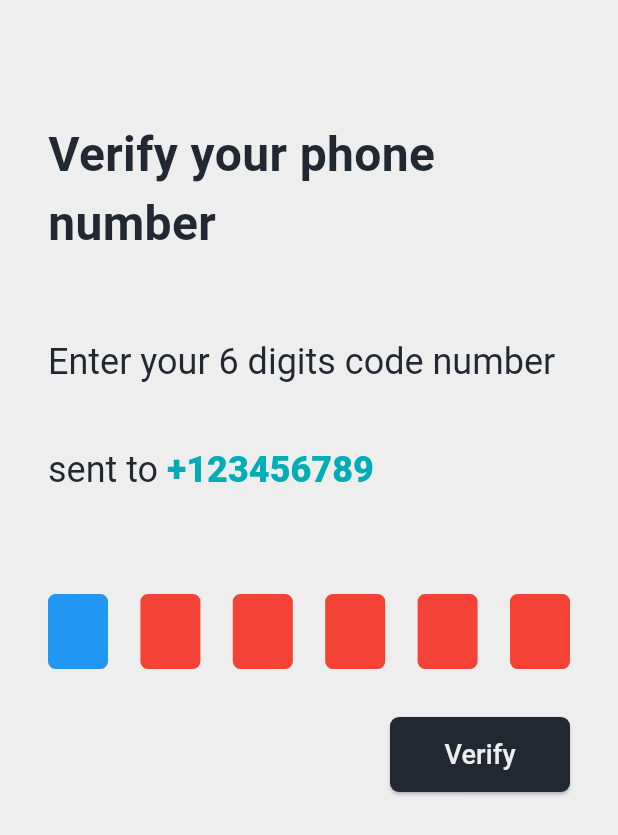
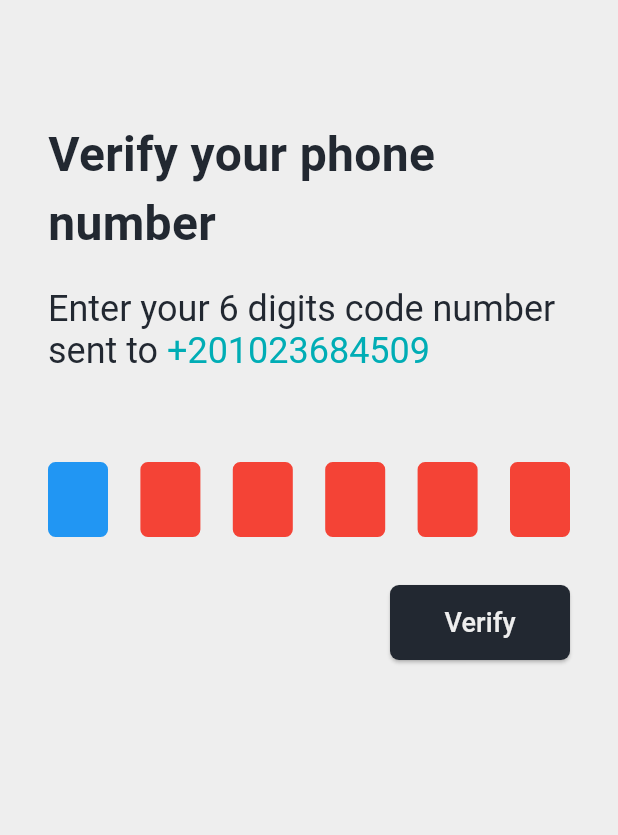
Before and after one commit to eng-abdallahyasser/My-Destinations-App, a Flutter app: the OtpScreen screen opened directly, on a phone screen of 412 x 824 dp. Shown: the top 835 px of the screen. Run offline on Flutter 3.47's test engine with Material 3 defaults, Android fonts, the phone set to English and light mode, and no system bars; drawn by our look-alikes of pin_code_fields; our stand-ins replace firebase_core; accounts and stored records are empty.

Commit message:
"Updated login and OTP screens with hardcoded phone number, and modified app router and main file"

```diff
--- a/my_destinations/lib/UI/screens/login_screen.dart
+++ b/my_destinations/lib/UI/screens/login_screen.dart
@@ -7,7 +7,7 @@ import 'package:my_destinations/helpers/strings_transformer.dart';
 class LoginScreen extends StatelessWidget {
   LoginScreen({super.key});
   final GlobalKey<FormState> _phoneFormKey = GlobalKey();
-  String _phone = '';
+  String _phone = '+201023684509';
 
   Widget _bluidIntroTexts() {
     return const Column(children: [
--- a/my_destinations/lib/UI/screens/otp_screen.dart
+++ b/my_destinations/lib/UI/screens/otp_screen.dart
@@ -5,9 +5,9 @@ import 'package:my_destinations/constants/my_colors.dart';
 import 'package:pin_code_fields/pin_code_fields.dart';
 
 class OtpScreen extends StatelessWidget {
-  OtpScreen({super.key});
+  const OtpScreen({super.key});
 
-  final _phoneNumber = "";
+  final _phoneNumber = '+201023684509';
 
   Widget _bluidIntroTexts() {
     return Column(children: [
@@ -23,20 +23,19 @@ class OtpScreen extends StatelessWidget {
         height: 20,
       ),
       RichText(
-          text: const TextSpan(
+          text: TextSpan(
               text: 'Enter your 6 digits code number sent to ',
-              style: TextStyle(
+              style: const TextStyle(
                 fontSize: 24,
                 color: MyColors.myBlack,
-                height: 3,
               ),
               children: [
             TextSpan(
-                text: '+123456789',
-                style: TextStyle(
-                    fontSize: 24,
-                    color: MyColors.myTeal,
-                    fontWeight: FontWeight.w900))
+                text: _phoneNumber,
+                style: const TextStyle(
+                  fontSize: 24,
+                  color: MyColors.myTeal,
+                ))
           ]))
     ]);
   }
@@ -63,9 +62,7 @@ class OtpScreen extends StatelessWidget {
       onCompleted: (code) {
         // otpCode = code;
       },
-      onChanged: (value) {
-
-      },
+      onChanged: (value) {},
     );
   }
 
--- a/my_destinations/lib/app_router.dart
+++ b/my_destinations/lib/app_router.dart
@@ -5,6 +5,8 @@ import 'package:my_destinations/UI/screens/otp_screen.dart';
 import 'package:my_destinations/constants/strings.dart';
 
 class AppRouter {
+
+
   Route generateRoute(RouteSettings settings) {
     switch (settings.name) {
       case homeScreen:
```
Also changed, not shown: my_destinations/lib/main.dart (+6 -10 lines).
